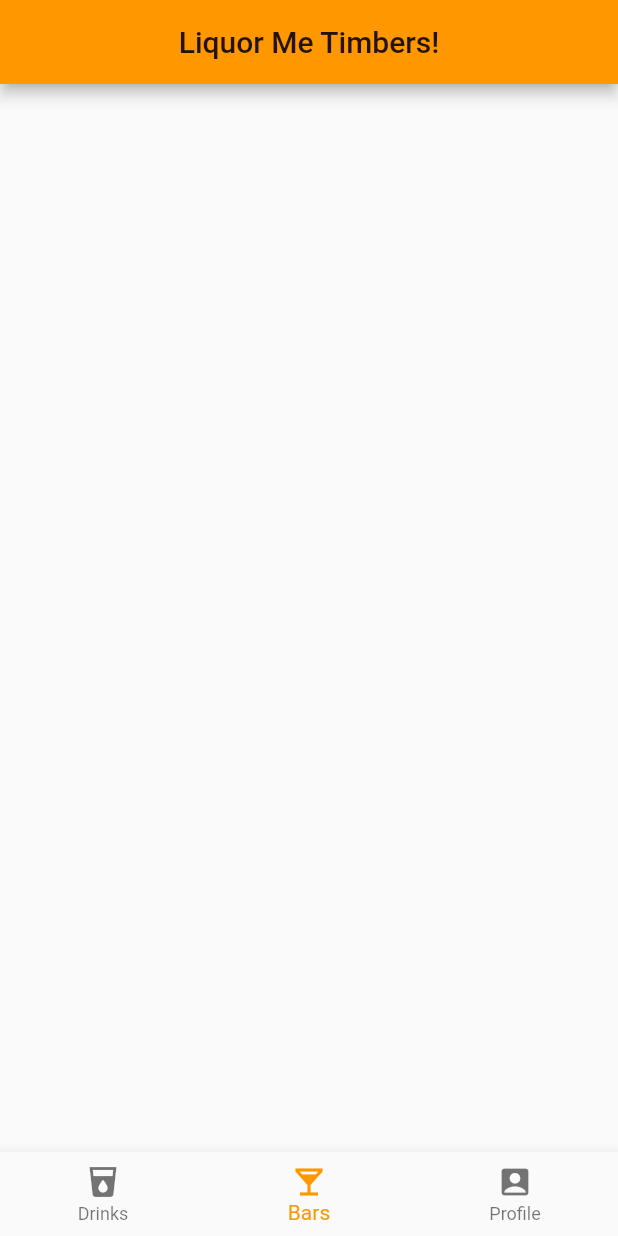
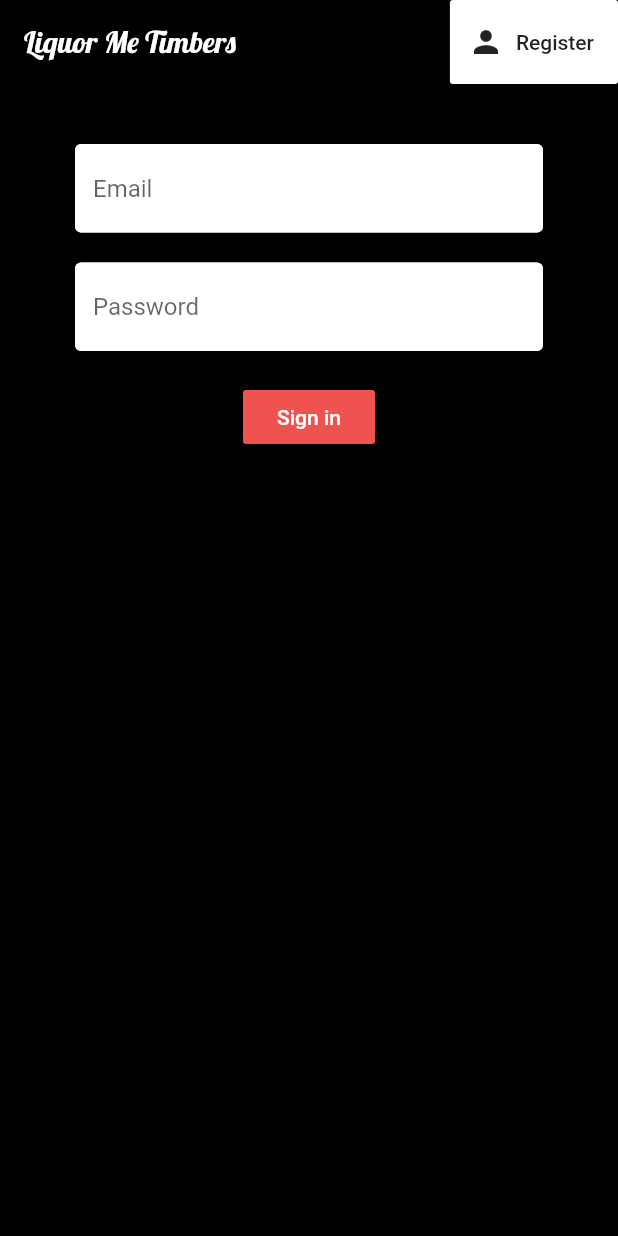
Before and after one commit to ChicoState/LiquorMeTimbers, a Flutter app: the screen it shows after launch, on a phone screen of 412 x 824 dp. Run offline on Flutter 3.47's test engine with Material 2 defaults, Android fonts, the phone set to English and light mode, and no system bars; our stand-ins replace cloud_firestore, firebase_auth; accounts and stored records are empty.

Commit message:
refactored code and fixed merge conflict

```diff
--- a/lib/main.dart
+++ b/lib/main.dart
@@ -1,5 +1,7 @@
 import 'package:flutter/material.dart';
-import 'package:liquor/screens/home.dart';
+import 'package:liquor/models/user.dart';
+import 'package:liquor/screens/wrapper.dart';
+import 'package:liquor/services/auth.dart';
 import 'package:provider/provider.dart';
 
 import 'providers/home_notifier.dart';
@@ -14,13 +16,16 @@ class LiquorMeTimbers extends StatelessWidget {
         ChangeNotifierProvider(
           create: (_) => HomeNotifier(),
         ),
+        StreamProvider<User>.value(
+          value: AuthService().user,
+        ),
       ],
       child: MaterialApp(
         title: 'Flutter Demo',
         theme: ThemeData(
-          primarySwatch: Colors.orange,
+          primarySwatch: Colors.red,
         ),
-        home: Home(),
+        home: Wrapper(),
       ),
     );
   }
--- /dev/null
+++ b/lib/models/user.dart
@@ -0,0 +1,6 @@
+class User {
+
+  final String uid;
+
+  User({ this. uid });
+}
--- /dev/null
+++ b/lib/screens/auth/authenticate.dart
@@ -0,0 +1,25 @@
+import 'package:flutter/material.dart';
+import 'package:liquor/screens/auth/register.dart';
+import 'package:liquor/screens/auth/sign_in.dart';
+
+class Authenticate extends StatefulWidget {
+  @override
+  _AuthenticateState createState() => _AuthenticateState();
+}
+
+class _AuthenticateState extends State<Authenticate> {
+  bool showSignIn = true;
+  void toggleView() {
+    setState(() => showSignIn = !showSignIn);
+  }
+
+  @override
+  Widget build(BuildContext context) {
+    if (showSignIn) {
+      // todo fix SignIn class argument
+      return SignIn(toggleView: toggleView);
+    } else {
+      return Register(toggleView: toggleView);
+    }
+  }
+}
--- /dev/null
+++ b/lib/screens/auth/sign_in.dart
@@ -0,0 +1,147 @@
+import 'package:flutter/material.dart';
+import 'package:liquor/services/auth.dart';
+
+///
+/// this page is built with the aid of the following tutorial:
+/// https://www.youtube.com/watch?v=Jy82t4IKJSQ
+///
+
+class SignIn extends StatefulWidget {
+  final Function toggleView;
+  SignIn({
+    this.toggleView,
+  });
+
+  @override
+  _SignInState createState() => _SignInState();
+}
+
+class _SignInState extends State<SignIn> {
+  final AuthService _auth = AuthService();
+  final _formKey = GlobalKey<FormState>();
+
+  String email = '';
+  String password = '';
+  String error = '';
+
+  @override
+  Widget build(BuildContext context) {
+    return Scaffold(
+      backgroundColor: Colors.black,
+      appBar: AppBar(
+        backgroundColor: Colors.black,
+        elevation: 0.0,
+        title: Text(
+          'Liquor Me Timbers',
+          style: TextStyle(
+            fontFamily: 'lobster',
+          ),
+        ),
+        actions: <Widget>[
+          FlatButton.icon(
+            icon: Icon(
+              Icons.person,
+            ),
+            label: Text(
+              'Register',
+            ),
+            color: Colors.white,
+            onPressed: () {
+              widget.toggleView();
+            },
+          ),
+        ],
+      ),
+      body: Container(
+        padding: EdgeInsets.symmetric(
+          vertical: 20.0,
+          horizontal: 50.0,
+        ),
+        child: Form(
+          key: _formKey,
+          child: Column(
+            children: <Widget>[
+              SizedBox(
+                height: 20.0,
+              ),
+              TextFormField(
+                decoration: InputDecoration(
+                  hintText: 'Email',
+                  fillColor: Colors.white,
+                  filled: true,
+                  enabledBorder: OutlineInputBorder(
+                    borderSide: BorderSide(
+                      color: Colors.white,
+                      width: 2.0,
+                    ),
+                  ),
+                ),
+                validator: (val) => val.isEmpty ? 'Enter an email' : null,
+                onChanged: (val) {
+                  setState(() => email = val);
+                },
+              ),
+              SizedBox(
+                height: 20.0,
+              ),
+              TextFormField(
+                decoration: InputDecoration(
+                  hintText: 'Password',
+                  fillColor: Colors.white,
+                  filled: true,
+                  enabledBorder: OutlineInputBorder(
+                    borderSide: BorderSide(
+                      color: Colors.white,
+                      width: 2.0,
+                    ),
+                  ),
+                ),
+                validator: (val) =>
+                    val.length < 6 ? 'Enter a password 6+ chars long' : null,
+                obscureText: true,
+                onChanged: (val) {
+                  setState(() => password = val);
+                },
+              ),
+              SizedBox(
+                height: 20.0,
+              ),
+              RaisedButton(
+                color: Colors.red[400],
+                child: Text(
+                  'Sign in',
+                  style: TextStyle(
+                    color: Colors.white,
+                  ),
+                ),
+                onPressed: () async {
+                  if (_formKey.currentState.validate()) {
+                    dynamic result = await _auth.signInWithEmailAndPassword(
+                      email,
+                      password,
+                    );
+                    if (result == null) {
+                      setState(
+                        () => error = 'Username or Password Incorrect',
+                      );
+                    }
+                  }
+                },
+              ),
+              SizedBox(
+                height: 12.0,
+              ),
+              Text(
+                error,
+                style: TextStyle(
+                  color: Colors.red,
+                  fontSize: 14.0,
+                ),
+              ),
+            ],
+          ),
+        ),
+      ),
+    );
+  }
+}
--- a/lib/screens/home.dart
+++ /dev/null
@@ -1,56 +0,0 @@
-import 'package:flutter/material.dart';
-import 'package:liquor/providers/home_notifier.dart';
-import 'package:liquor/screens/bars_screen.dart';
-import 'package:provider/provider.dart';
-
-class Home extends StatelessWidget {
-  @override
-  Widget build(BuildContext context) {
-//    int _selectedPage = 0;
-    final _pageOptions = [
-      Text('Item 1'),
-      BarsPage(),
-      Text('Item 3'),
-    ];
-
-    return Scaffold(
-      appBar: AppBar(
-        centerTitle: true,
-        title: Text(
-          'Liquor Me Timbers!',
-        ),
-      ),
-//      body: _pageOptions[_selectedPage],
-      body: _pageOptions[Provider.of<HomeNotifier>(context).selectedPage],
-      bottomNavigationBar:
-          Consumer<HomeNotifier>(builder: (context, homeNotifier, child) {
-        return BottomNavigationBar(
-//            currentIndex: selectedPage,
-          currentIndex: homeNotifier.selectedPage,
-
-          onTap: (int index) {
-            homeNotifier.updateSelectedPage(index);
-            print(homeNotifier.selectedPage);
-//              setState(() {
-//                _selectedPage = index;
-//              });
-          },
-          items: [
-            BottomNavigationBarItem(
-              icon: Icon(Icons.local_drink),
-              title: Text('Drinks'),
-            ),
-            BottomNavigationBarItem(
-              icon: Icon(Icons.local_bar),
-              title: Text('Bars'),
-            ),
-            BottomNavigationBarItem(
-              icon: Icon(Icons.account_box),
-              title: Text('Profile'),
-            ),
-          ],
-        );
-      }),
-    );
-  }
-}
--- /dev/null
+++ b/lib/screens/wrapper.dart
@@ -0,0 +1,21 @@
+import 'package:flutter/material.dart';
+import 'package:liquor/screens/auth/authenticate.dart';
+import 'package:liquor/screens/home/home.dart';
+import 'package:provider/provider.dart';
+import 'package:liquor/models/user.dart';
+
+class Wrapper extends StatelessWidget {
+  @override
+  Widget build(BuildContext context) {
+
+    final user = Provider.of<User>(context);
+    print(user);
+
+    //return either Home or Auth widget
+    if (user == null) {
+      return Authenticate();
+    } else {
+      return Home();
+    }
+  }
+}
--- a/pubspec.yaml
+++ b/pubspec.yaml
@@ -25,6 +25,7 @@ dependencies:
   cupertino_icons: ^0.1.2
 
   cloud_firestore: ^0.13.4
+  firebase_auth: ^0.15.5+3
   provider: ^4.0.4
   intl: ^0.16.1
 
@@ -38,6 +39,10 @@ dev_dependencies:
 
 # The following section is specific to Flutter.
 flutter:
+  fonts:
+    - family: lobster
+      fonts:
+        - asset: fonts/Lobster-Regular.ttf
 
   # The following line ensures that the Material Icons font is
   # included with your application, so that you can use the icons in
```
Also changed, not shown: lib/screens/auth/register.dart (added, +127 -0 lines), lib/screens/home/home.dart (added, +51 -0 lines), lib/screens/home/profile.dart (added, +24 -0 lines), lib/services/auth.dart (added, +62 -0 lines), fonts/Lobster-Regular.ttf (added), pubspec.lock.
